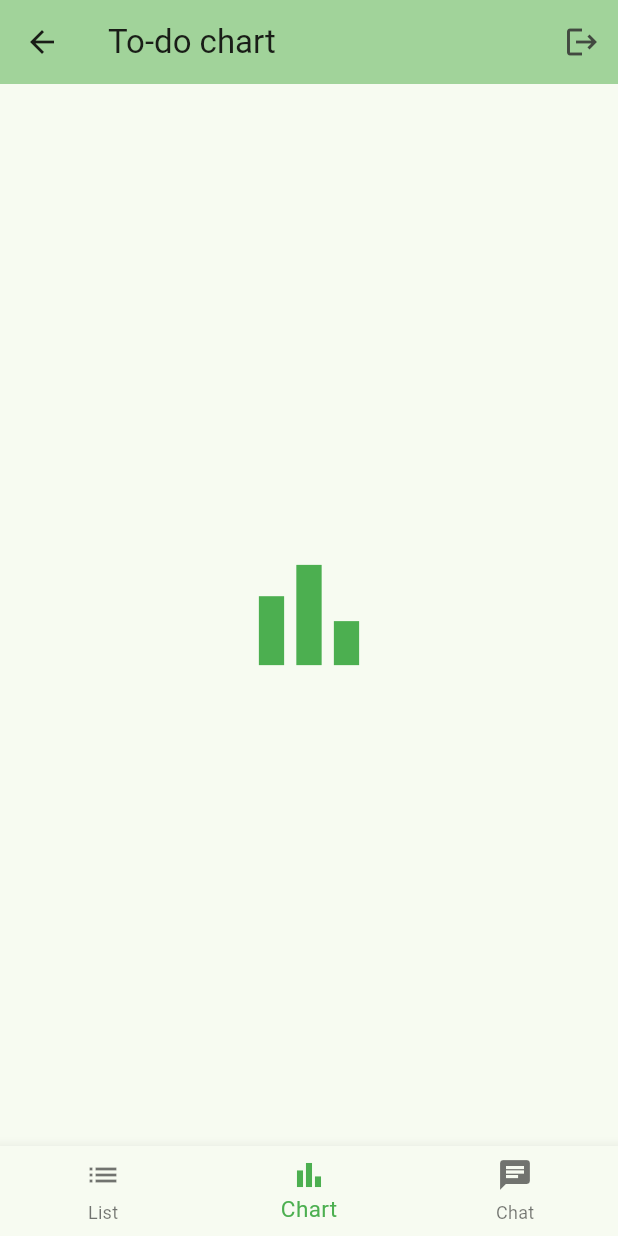
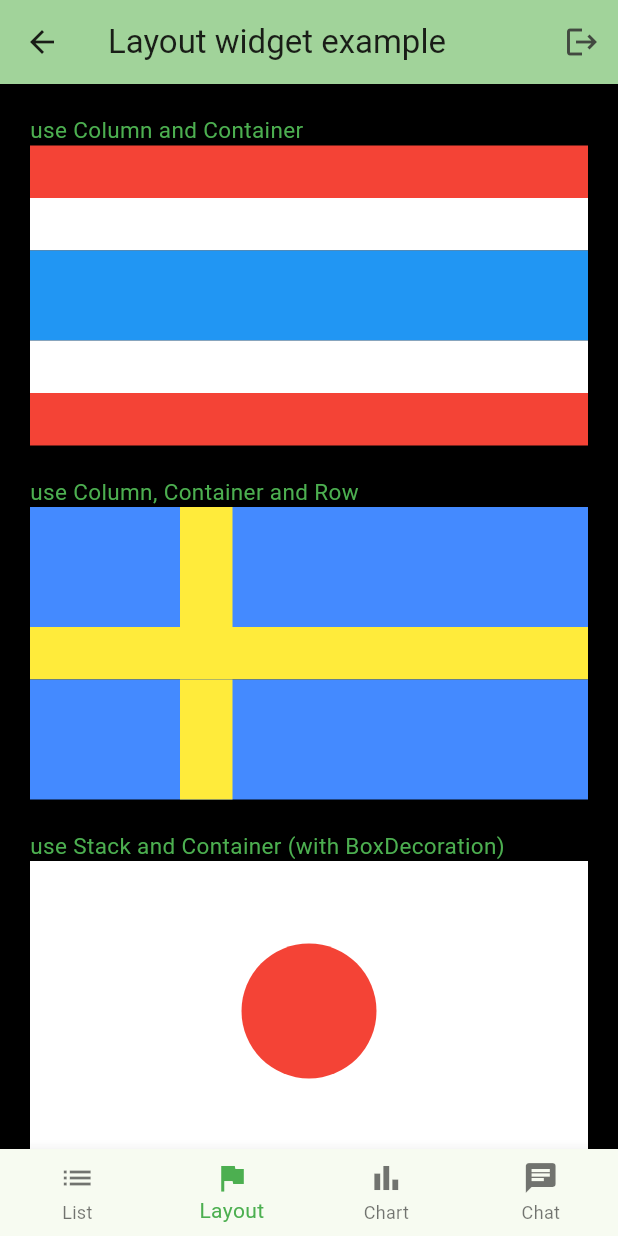
Before and after one commit to nanchaoCH/ghb_todo, a Flutter app: the MyHomePage screen opened by its route, item 2 of the bottom bar chosen, on a phone screen of 412 x 824 dp. Run offline on Flutter 3.47's test engine with Material 3 defaults, Android fonts, the phone set to English and light mode, and no system bars; our stand-ins replace dio, fl_chart, flutter_slidable, shared_preferences; accounts and stored records are empty; network calls fail.

Commit message:
feat: update all layout flag example

```diff
--- a/dart_example/dart_1_variable.dart
+++ b/dart_example/dart_1_variable.dart
@@ -2,7 +2,7 @@
 //
 // Dart รองรับทั้งการกำหนดชนิดข้อมูลแบบเจาะจงและแบบอัตโนมัติ
 //==============================================================================================
-// Try in on => 🗒️https://dart.dev/
+// Try in on => 🗒️https://dartpad.dev/
 
 void main() {
   // กำหนดชนิดข้อมูล
--- a/lib/main.dart
+++ b/lib/main.dart
@@ -1,6 +1,7 @@
 import 'package:flutter/material.dart';
 import 'package:provider/provider.dart';
 
+import 'pages/example/home_example_page.dart';
 import 'providers/account_provider.dart';
 import 'providers/todo_provider.dart';
 import 'routes/route.dart';
@@ -33,7 +34,7 @@ class MyApp extends StatelessWidget {
       ),
       onGenerateRoute: Routes.generateRoute,
       initialRoute: Routes.initialRoute,
-      // home: const HomeExamplePage(),
+      home: const HomeExamplePage(),
     );
   }
 }
--- a/lib/pages/example/home_example_page.dart
+++ b/lib/pages/example/home_example_page.dart
@@ -27,27 +27,34 @@ class ThaiFlag extends StatelessWidget {
 
   @override
   Widget build(BuildContext context) {
-    return Container(
-      color: Colors.white,
-      child: Column(
-        children: [
-          const Text('Thai Flag'),
-          Container(
-            height: 200,
-            color: Colors.red,
-            child: Column(
-              mainAxisAlignment: MainAxisAlignment.center,
-              crossAxisAlignment: CrossAxisAlignment.start,
-              children: [
-                Container(
-                  color: Colors.green,
-                  height: 100,
-                )
-              ],
+    return Column(
+      children: [
+        const Text('Thai Flag'),
+        Column(
+          children: [
+            Container(
+              color: Colors.red,
+              height: 50,
             ),
-          )
-        ],
-      ),
+            Container(
+              color: Colors.white,
+              height: 50,
+            ),
+            Container(
+              color: Colors.blue,
+              height: 80,
+            ),
+            Container(
+              color: Colors.white,
+              height: 50,
+            ),
+            Container(
+              color: Colors.red,
+              height: 50,
+            ),
+          ],
+        )
+      ],
     );
 
     // const yellowWidth = 30.0;
@@ -96,6 +103,31 @@ class ThaiFlag extends StatelessWidget {
     //   ),
     // );
 
+    // return Container(
+    //   color: Colors.grey,
+    //   padding: const EdgeInsets.all(30),
+    //   child: Stack(
+    //     children: [
+    //       Container(
+    //         height: 200,
+    //         color: Colors.white,
+    //       ),
+    //       Positioned.fill(
+    //         child: Center(
+    //           child: Container(
+    //             width: 100,
+    //             height: 100,
+    //             decoration: const BoxDecoration(
+    //               color: Colors.red,
+    //               shape: BoxShape.circle,
+    //             ),
+    //           ),
+    //         ),
+    //       ),
+    //     ],
+    //   ),
+    // );
+
     // return Column(
     //   children: [
     //     Expanded(
--- a/lib/pages/my_home/my_home_page.dart
+++ b/lib/pages/my_home/my_home_page.dart
@@ -1,5 +1,6 @@
 import 'package:flutter/material.dart';
 import 'package:ghb_todo/pages/my_home/widgets/chat_page.dart';
+import 'package:ghb_todo/pages/my_home/widgets/layout_widget_example_page.dart';
 import 'package:ghb_todo/pages/my_home/widgets/todo_chart_page.dart';
 import 'package:ghb_todo/pages/my_home/widgets/todo_list_page.dart';
 import 'package:provider/provider.dart';
@@ -19,11 +20,13 @@ class MyHomePage extends StatefulWidget {
 class _MyHomePageState extends State<MyHomePage> {
   int _currentIndex = 0;
   final int _listPageIndex = 0;
-  final int _chartPageIndex = 1;
-  final int _chatPageIndex = 2;
+  final int _layoutWidgetPageIndex = 1;
+  final int _chartPageIndex = 2;
+  final int _chatPageIndex = 3;
 
   final List<Widget> _pages = [
     const TodoListPage(),
+    const LayoutWidgetExamplePage(),
     const TodoChartPage(),
     const ChatPage(),
   ];
@@ -61,6 +64,10 @@ class _MyHomePageState extends State<MyHomePage> {
   String getTitleByPageIndex() {
     if (_currentIndex == _listPageIndex) {
       return 'To-do list';
+    }
+
+    if (_currentIndex == _layoutWidgetPageIndex) {
+      return 'Layout widget example';
     }
 
     if (_currentIndex == _chartPageIndex) {
@@ -127,8 +134,8 @@ class _MyHomePageState extends State<MyHomePage> {
       ),
       bottomNavigationBar: BottomNavigationBar(
         currentIndex: _currentIndex,
+        type: BottomNavigationBarType.fixed,
         selectedItemColor: Colors.green,
-        selectedFontSize: 15,
         onTap: (index) {
           setState(() {
             _currentIndex = index;
@@ -138,6 +145,10 @@ class _MyHomePageState extends State<MyHomePage> {
           BottomNavigationBarItem(
             icon: Icon(Icons.list),
             label: 'List',
+          ),
+          BottomNavigationBarItem(
+            icon: Icon(Icons.flag),
+            label: 'Layout',
           ),
           BottomNavigationBarItem(
             icon: Icon(Icons.bar_chart),
--- /dev/null
+++ b/lib/pages/my_home/widgets/layout_widget_example_page.dart
@@ -0,0 +1,170 @@
+import 'package:flutter/material.dart';
+
+class LayoutWidgetExamplePage extends StatelessWidget {
+  const LayoutWidgetExamplePage({super.key});
+
+  @override
+  Widget build(BuildContext context) {
+    const spacer = SizedBox(height: 20);
+
+    return SingleChildScrollView(
+      child: Container(
+        color: Colors.black,
+        child: const Padding(
+          padding: EdgeInsets.all(20),
+          child: Column(
+            children: [
+              ThailandFlagWidget(),
+              spacer,
+              SwedenFlagWidget(),
+              spacer,
+              JapanFlagWidget(),
+            ],
+          ),
+        ),
+      ),
+    );
+  }
+}
+
+class CodeDescriptionWidget extends StatelessWidget {
+  final String description;
+  const CodeDescriptionWidget({
+    required this.description,
+    super.key,
+  });
+
+  @override
+  Widget build(BuildContext context) {
+    return Text(
+      description,
+      textAlign: TextAlign.start,
+      style: const TextStyle(
+        color: Colors.green,
+        fontSize: 15,
+      ),
+      maxLines: 3,
+      overflow: TextOverflow.ellipsis,
+    );
+  }
+}
+
+class ThailandFlagWidget extends StatelessWidget {
+  const ThailandFlagWidget({
+    super.key,
+  });
+
+  @override
+  Widget build(BuildContext context) {
+    return Column(
+      crossAxisAlignment: CrossAxisAlignment.start,
+      children: [
+        const CodeDescriptionWidget(
+          description: 'use Column and Container',
+        ),
+        Container(
+          color: Colors.red,
+          height: 35,
+        ),
+        Container(
+          color: Colors.white,
+          height: 35,
+        ),
+        Container(
+          color: Colors.blue,
+          height: 60,
+        ),
+        Container(
+          color: Colors.white,
+          height: 35,
+        ),
+        Container(
+          color: Colors.red,
+          height: 35,
+        ),
+      ],
+    );
+  }
+}
+
+class SwedenFlagWidget extends StatelessWidget {
+  const SwedenFlagWidget({
+    super.key,
+  });
+
+  @override
+  Widget build(BuildContext context) {
+    const yellowWidth = 35.0;
+
+    return Column(
+      crossAxisAlignment: CrossAxisAlignment.start,
+      children: [
+        const CodeDescriptionWidget(
+          description: 'use Column, Container and Row',
+        ),
+        blueAndYellow(yellowWidth),
+        Container(
+          color: Colors.yellow,
+          height: yellowWidth,
+        ),
+        blueAndYellow(yellowWidth),
+      ],
+    );
+  }
+
+  Container blueAndYellow(double yellowWidth) {
+    return Container(
+        height: 80,
+        color: Colors.blueAccent,
+        child: Row(
+          children: [
+            Padding(
+              padding: const EdgeInsets.only(left: 100),
+              child: Container(
+                color: Colors.yellow,
+                width: yellowWidth,
+              ),
+            )
+          ],
+        ),
+      );
+  }
+}
+
+class JapanFlagWidget extends StatelessWidget {
+  const JapanFlagWidget({
+    super.key,
+  });
+
+  @override
+  Widget build(BuildContext context) {
+    return Column(
+      crossAxisAlignment: CrossAxisAlignment.start,
+      children: [
+        const CodeDescriptionWidget(
+          description: 'use Stack and Container (with BoxDecoration)',
+        ),
+        Stack(
+          children: [
+            Container(
+              height: 200,
+              color: Colors.white,
+            ),
+            Positioned.fill(
+              child: Center(
+                child: Container(
+                  width: 90,
+                  height: 90,
+                  decoration: const BoxDecoration(
+                    color: Colors.red,
+                    shape: BoxShape.circle,
+                  ),
+                ),
+              ),
+            ),
+          ],
+        ),
+      ],
+    );
+  }
+}
```
